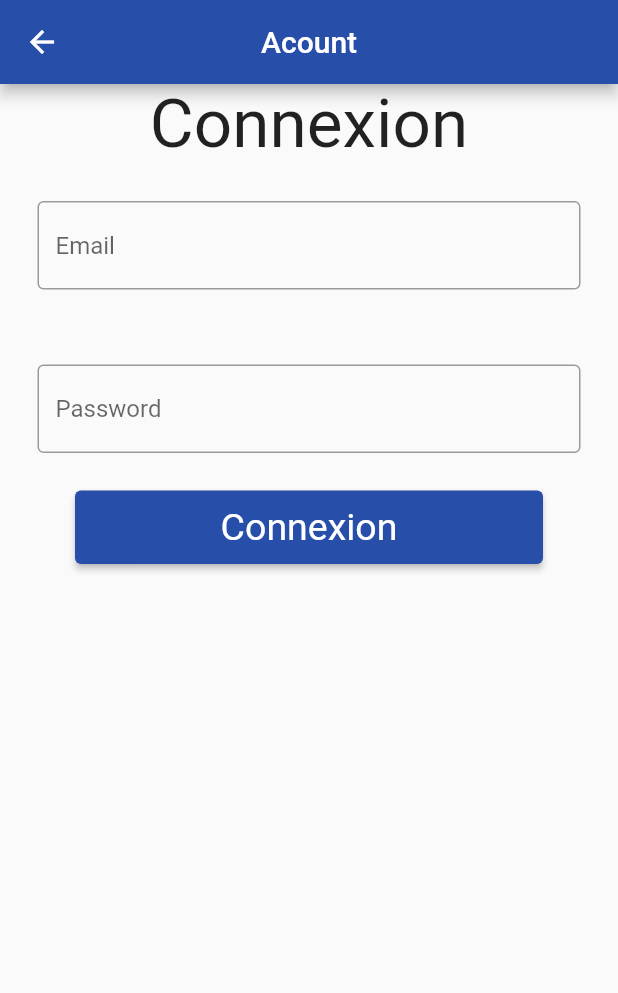
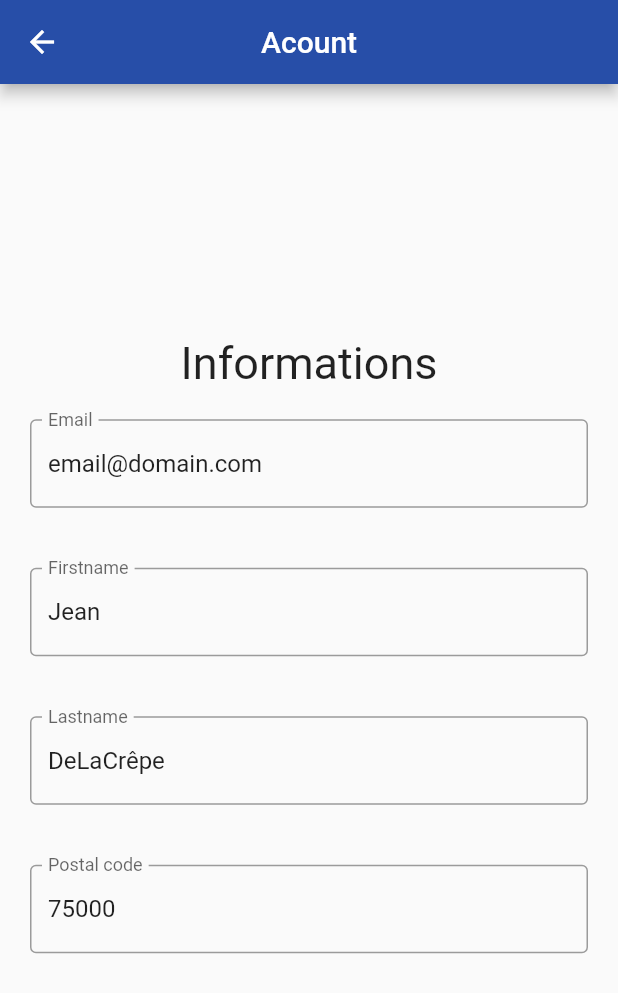
Before and after one commit to ClementQ/flutter_cube, a Flutter app: the Acount screen opened directly, on a phone screen of 412 x 824 dp. Shown: the top 993 px of the screen. Run offline on Flutter 3.47's test engine with Material 2 defaults, Android fonts, the phone set to English and light mode, and no system bars; network calls fail.

Commit message:
Add InfoAcount.dart

```diff
--- a/lib/Components/Connexion.dart
+++ b/lib/Components/Connexion.dart
@@ -5,8 +5,8 @@ import 'dart:ui';
 import 'package:flutter/material.dart';
 
 class Connexion extends StatefulWidget {
-  Connexion({Key key, this.title}) : super(key: key);
-  final String title;
+  Connexion({Key key}) : super(key: key);
+
 
   @override
   _ConnexionState createState() => _ConnexionState();
@@ -16,6 +16,8 @@ class Connexion extends StatefulWidget {
 
 class _ConnexionState extends State<Connexion> {
   @override
+
+
   Widget build(BuildContext context) {
     return
         Container(
@@ -45,7 +47,7 @@ class _ConnexionState extends State<Connexion> {
                   ),
                 ),
                 Padding(
-                    padding: EdgeInsets.only(left: 50,right:50),
+                    padding: EdgeInsets.only(left: 50,right:50,bottom: 50),
                     child: Row(
                       children: [
                         Expanded(
--- /dev/null
+++ b/lib/Components/InfoAcount.dart
@@ -0,0 +1,71 @@
+// import 'dart:html';
+
+import 'dart:ui';
+
+import 'package:flutter/material.dart';
+
+class InfoAcount extends StatefulWidget {
+  InfoAcount({Key key, this.title}) : super(key: key);
+  final String title;
+
+  @override
+  _InfoAcountState createState() => _InfoAcountState();
+}
+
+
+
+class _InfoAcountState extends State<InfoAcount> {
+  @override
+
+
+  Widget build(BuildContext context) {
+    return
+      SingleChildScrollView(
+          child : Container(
+            child:
+            Column(
+              children: [
+                Text("Informations",
+                    style: TextStyle(fontSize: 30)
+                ),
+                Padding(
+                  padding: EdgeInsets.all(20),
+                  child: TextFormField(
+                    readOnly: true,
+                    initialValue: "email@domain.com",
+                    decoration: InputDecoration(labelText: "Email",border: OutlineInputBorder(),),
+                  ),
+                ),
+                Padding(
+                  padding: EdgeInsets.all(20),
+                  child: TextFormField(
+                    readOnly: true,
+                    initialValue: "Jean",
+                    decoration: InputDecoration(labelText: "Firstname",border: OutlineInputBorder(),),
+                  ),
+                ),
+                Padding(
+                  padding: EdgeInsets.all(20),
+                  child: TextFormField(
+                    readOnly: true,
+                    initialValue: "DeLaCrêpe",
+                    decoration: InputDecoration(labelText: "Lastname",border: OutlineInputBorder(),),
+                  ),
+                ),
+                Padding(
+                  padding: EdgeInsets.all(20),
+                  child: TextFormField(
+                    readOnly: true,
+                    initialValue: "75000",
+                    decoration: InputDecoration(labelText: "Postal code",border: OutlineInputBorder()),
+                  ),
+                ),
+
+              ],
+            ),
+          ),
+      );
+
+  }
+
+}
--- a/lib/Models/Connexion.dart
+++ /dev/null
@@ -1,5 +0,0 @@
-
-class Connexion{
-  bool isConnected;
-
-}
--- /dev/null
+++ b/lib/Models/Login.dart
@@ -0,0 +1,8 @@
+
+class Login{
+  bool isConnected = false;
+
+  bool getIsConnected(){
+    return isConnected;
+  }
+}
--- a/lib/Pages/Acount.dart
+++ b/lib/Pages/Acount.dart
@@ -1,4 +1,6 @@
 import 'package:flutter/material.dart';
+import 'package:flutter_cube/Components/InfoAcount.dart';
+import 'package:flutter_cube/Models/Login.dart';
 import 'package:flutter_cube/Pages/Acount.dart';
 import 'package:flutter_cube/Pages/Forum.dart';
 import 'package:flutter_cube/Pages/Quiz.dart';
@@ -15,8 +17,14 @@ class Acount extends StatefulWidget {
 
 class _Acount_State extends State<Acount> {
 
-  bool isConnected = true;
+  bool isConnected;
+  Login login = Login();
 
+  void initState(){
+    super.initState();
+    isConnected = login.isConnected;
+    // debugPrint("${isConnected}");
+  }
 
   @override
   Widget build(BuildContext context) {
@@ -30,7 +38,9 @@ class _Acount_State extends State<Acount> {
         ),
         body: Center(
             child:
-                Connexion()
+            SingleChildScrollView(
+                child: Connexion()
+            ),
 
           // Text("${isConnected}")
         ),
@@ -45,8 +55,7 @@ class _Acount_State extends State<Acount> {
         ),
         body: Center(
             child:
-
-            Text("${isConnected}")
+              InfoAcount()
         ),
       );
     }
```
